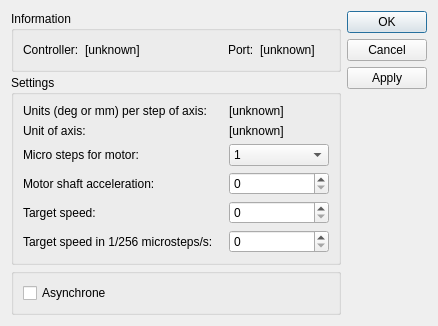
Before: the Qt Designer form ST8SMC4USB/dialogST8SMC4USB.ui in itom-project/plugins, drawn with Qt 5.
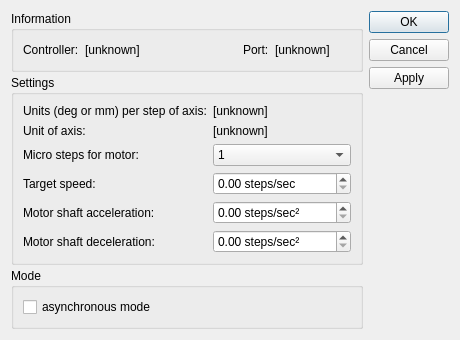
After: the same form once the commit is applied.

```diff
--- a/ST8SMC4USB/dialogST8SMC4USB.ui
+++ b/ST8SMC4USB/dialogST8SMC4USB.ui
@@ -6,8 +6,8 @@
    <rect>
     <x>0</x>
     <y>0</y>
-    <width>438</width>
-    <height>292</height>
+    <width>421</width>
+    <height>309</height>
    </rect>
   </property>
   <property name="windowTitle">
@@ -85,7 +85,7 @@
       </widget>
      </item>
      <item>
-      <widget class="QGroupBox" name="groupBox">
+      <widget class="QGroupBox" name="groupSettings">
        <property name="sizePolicy">
         <sizepolicy hsizetype="Preferred" vsizetype="Expanding">
          <horstretch>0</horstretch>
@@ -96,13 +96,6 @@
         <string>Settings</string>
        </property>
        <layout class="QGridLayout" name="gridLayout">
-        <item row="0" column="1">
-         <widget class="QLabel" name="lb_unitPerSteps">
-          <property name="text">
-           <string>[unknown]</string>
-          </property>
-         </widget>
-        </item>
         <item row="1" column="0">
          <widget class="QLabel" name="label_5">
           <property name="text">
@@ -110,6 +103,96 @@
           </property>
          </widget>
         </item>
+        <item row="4" column="1">
+         <widget class="QDoubleSpinBox" name="sb_speed">
+          <property name="sizePolicy">
+           <sizepolicy hsizetype="MinimumExpanding" vsizetype="Fixed">
+            <horstretch>0</horstretch>
+            <verstretch>0</verstretch>
+           </sizepolicy>
+          </property>
+          <property name="prefix">
+           <string/>
+          </property>
+          <property name="suffix">
+           <string> steps/sec</string>
+          </property>
+          <property name="decimals">
+           <number>2</number>
+          </property>
+          <property name="minimum">
+           <double>0.000000000000000</double>
+          </property>
+          <property name="maximum">
+           <double>1000000.000000000000000</double>
+          </property>
+          <property name="singleStep">
+           <double>1.000000000000000</double>
+          </property>
+          <property name="value">
+           <double>0.000000000000000</double>
+          </property>
+         </widget>
+        </item>
+        <item row="4" column="0">
+         <widget class="QLabel" name="label_10">
+          <property name="text">
+           <string>Target speed:</string>
+          </property>
+         </widget>
+        </item>
+        <item row="5" column="1">
+         <widget class="QDoubleSpinBox" name="sb_accel">
+          <property name="sizePolicy">
+           <sizepolicy hsizetype="MinimumExpanding" vsizetype="Fixed">
+            <horstretch>0</horstretch>
+            <verstretch>0</verstretch>
+           </sizepolicy>
+          </property>
+          <property name="prefix">
+           <string/>
+          </property>
+          <property name="suffix">
+           <string> steps/sec²</string>
+          </property>
+          <property name="decimals">
+           <number>2</number>
+          </property>
+          <property name="minimum">
+           <double>0.000000000000000</double>
+          </property>
+          <property name="maximum">
+           <double>65535.000000000000000</double>
+          </property>
+          <property name="singleStep">
+           <double>1.000000000000000</double>
+          </property>
+          <property name="value">
+           <double>0.000000000000000</double>
+          </property>
+         </widget>
+        </item>
+        <item row="2" column="0">
+         <widget class="QLabel" name="label_8">
+          <property name="text">
+           <string>Micro steps for motor:</string>
+          </property>
+         </widget>
+        </item>
+        <item row="5" column="0">
+         <widget class="QLabel" name="label_9">
+          <property name="text">
+           <string>Motor shaft acceleration:</string>
+          </property>
+         </widget>
+        </item>
+        <item row="0" column="1">
+         <widget class="QLabel" name="lb_unitPerSteps">
+          <property name="text">
+           <string>[unknown]</string>
+          </property>
+         </widget>
+        </item>
         <item row="0" column="0">
          <widget class="QLabel" name="label_2">
           <property name="text">
@@ -182,8 +265,8 @@
           </property>
          </widget>
         </item>
-        <item row="5" column="1">
-         <widget class="QDoubleSpinBox" name="sb_targetSpeed">
+        <item row="7" column="1">
+         <widget class="QDoubleSpinBox" name="sb_decel">
           <property name="sizePolicy">
            <sizepolicy hsizetype="MinimumExpanding" vsizetype="Fixed">
             <horstretch>0</horstretch>
@@ -194,105 +277,10 @@
            <string/>
           </property>
           <property name="suffix">
-           <string/>
+           <string> steps/sec²</string>
           </property>
           <property name="decimals">
-           <number>0</number>
-          </property>
-          <property name="minimum">
-           <double>0.000000000000000</double>
-          </property>
-          <property name="maximum">
-           <double>255.000000000000000</double>
-          </property>
-          <property name="singleStep">
-           <double>1.000000000000000</double>
-          </property>
-          <property name="value">
-           <double>0.000000000000000</double>
-          </property>
-         </widget>
-        </item>
-        <item row="5" column="0">
-         <widget class="QLabel" name="label_11">
-          <property name="sizePolicy">
-           <sizepolicy hsizetype="Fixed" vsizetype="Preferred">
-            <horstretch>0</horstretch>
-            <verstretch>0</verstretch>
-           </sizepolicy>
-          </property>
-          <property name="minimumSize">
-           <size>
-            <width>200</width>
-            <height>0</height>
-           </size>
-          </property>
-          <property name="text">
-           <string>Target speed in 1/256 microsteps/s:</string>
-          </property>
-         </widget>
-        </item>
-        <item row="4" column="1">
-         <widget class="QDoubleSpinBox" name="sb_speed">
-          <property name="sizePolicy">
-           <sizepolicy hsizetype="MinimumExpanding" vsizetype="Fixed">
-            <horstretch>0</horstretch>
-            <verstretch>0</verstretch>
-           </sizepolicy>
-          </property>
-          <property name="prefix">
-           <string/>
-          </property>
-          <property name="suffix">
-           <string/>
-          </property>
-          <property name="decimals">
-           <number>0</number>
-          </property>
-          <property name="minimum">
-           <double>0.000000000000000</double>
-          </property>
-          <property name="maximum">
-           <double>1000000.000000000000000</double>
-          </property>
-          <property name="singleStep">
-           <double>1.000000000000000</double>
-          </property>
-          <property name="value">
-           <double>0.000000000000000</double>
-          </property>
-         </widget>
-        </item>
-        <item row="4" column="0">
-         <widget class="QLabel" name="label_10">
-          <property name="text">
-           <string>Target speed:</string>
-          </property>
-         </widget>
-        </item>
-        <item row="2" column="0">
-         <widget class="QLabel" name="label_8">
-          <property name="text">
-           <string>Micro steps for motor:</string>
-          </property>
-         </widget>
-        </item>
-        <item row="3" column="1">
-         <widget class="QDoubleSpinBox" name="sb_accel">
-          <property name="sizePolicy">
-           <sizepolicy hsizetype="MinimumExpanding" vsizetype="Fixed">
-            <horstretch>0</horstretch>
-            <verstretch>0</verstretch>
-           </sizepolicy>
-          </property>
-          <property name="prefix">
-           <string/>
-          </property>
-          <property name="suffix">
-           <string/>
-          </property>
-          <property name="decimals">
-           <number>0</number>
+           <number>2</number>
           </property>
           <property name="minimum">
            <double>0.000000000000000</double>
@@ -308,10 +296,10 @@
           </property>
          </widget>
         </item>
-        <item row="3" column="0">
-         <widget class="QLabel" name="label_9">
+        <item row="7" column="0">
+         <widget class="QLabel" name="label_12">
           <property name="text">
-           <string>Motor shaft acceleration:</string>
+           <string>Motor shaft deceleration:</string>
           </property>
          </widget>
         </item>
@@ -319,21 +307,34 @@
       </widget>
      </item>
      <item>
-      <widget class="QGroupBox" name="group2">
+      <widget class="QGroupBox" name="groupMode">
        <property name="title">
-        <string/>
+        <string>Mode</string>
        </property>
        <layout class="QVBoxLayout" name="verticalLayout">
         <item>
          <widget class="QCheckBox" name="checkAsync">
           <property name="text">
-           <string>Asynchrone</string>
+           <string>asynchronous mode</string>
           </property>
          </widget>
         </item>
        </layout>
       </widget>
      </item>
+     <item>
+      <spacer name="verticalSpacer">
+       <property name="orientation">
+        <enum>Qt::Vertical</enum>
+       </property>
+       <property name="sizeHint" stdset="0">
+        <size>
+         <width>20</width>
+         <height>40</height>
+        </size>
+       </property>
+      </spacer>
+     </item>
     </layout>
    </item>
    <item>
```
